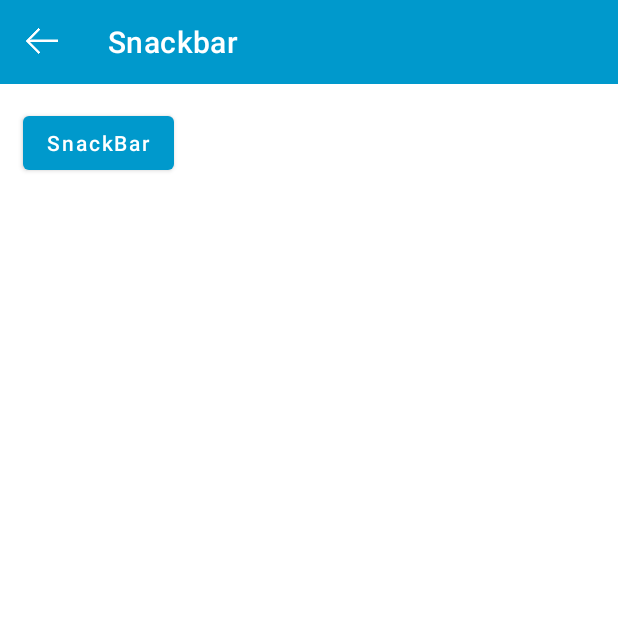
After one commit to KoWunnaKo/AndroidBasic, an Android app: the SnackBarActivity screen opened directly, with no data from a screen before it, on a phone screen of 412 x 824 dp, the top half of it. The commit adds this screen. Run offline under Robolectric (Android 15) with nearby library versions, the phone set to English and light mode, and no system bars.

Commit message:
add snackbar

```diff
--- a/app/src/main/AndroidManifest.xml
+++ b/app/src/main/AndroidManifest.xml
@@ -9,7 +9,8 @@
         android:roundIcon="@mipmap/ic_launcher_round"
         android:supportsRtl="true"
         android:theme="@style/Theme.AndroidBasic">
-        <activity android:name=".notification.NotificationActivity"></activity>
+        <activity android:name=".snackbar.SnackBarActivity"></activity>
+        <activity android:name=".notification.NotificationActivity" />
         <activity android:name=".cardview.CardViewActivity" />
         <activity android:name=".recyclerview.RecyclerViewActivity" />
         <activity android:name=".MainActivity">
--- a/app/src/main/java/com/exciter/androidbasic/MainActivity.java
+++ b/app/src/main/java/com/exciter/androidbasic/MainActivity.java
@@ -10,6 +10,7 @@ import android.os.Bundle;
 import com.exciter.androidbasic.cardview.CardViewActivity;
 import com.exciter.androidbasic.notification.NotificationActivity;
 import com.exciter.androidbasic.recyclerview.RecyclerViewActivity;
+import com.exciter.androidbasic.snackbar.SnackBarActivity;
 
 import java.util.ArrayList;
 import java.util.List;
@@ -31,6 +32,7 @@ public class MainActivity extends AppCompatActivity {
         mData.add("RecyclerView");
         mData.add("CardView");
         mData.add("Notification");
+        mData.add("Snackbar");
         mHomeAdapter.notifyDataSetChanged();
     }
 
@@ -50,6 +52,9 @@ public class MainActivity extends AppCompatActivity {
                 case 2:
                     startActivity(new Intent(MainActivity.this, NotificationActivity.class));
                     break;
+                case 3:
+                    startActivity(new Intent(MainActivity.this, SnackBarActivity.class));
+                    break;
                 default:
                     break;
             }
--- a/app/src/main/java/com/exciter/androidbasic/notification/NotificationActivity.java
+++ b/app/src/main/java/com/exciter/androidbasic/notification/NotificationActivity.java
@@ -1,6 +1,7 @@
 package com.exciter.androidbasic.notification;
 
 import androidx.appcompat.app.AppCompatActivity;
+import androidx.appcompat.widget.Toolbar;
 import androidx.core.app.NotificationCompat;
 
 import android.annotation.SuppressLint;
@@ -24,9 +25,6 @@ import java.util.concurrent.TimeUnit;
 
 import static android.app.Notification.VISIBILITY_SECRET;
 
-/**
- * https://blog.csdn.net/shanshui911587154/article/details/105683683
- */
 public class NotificationActivity extends AppCompatActivity {
 
     private RadioGroup mRgLockVisibleLevel;
@@ -45,6 +43,9 @@ public class NotificationActivity extends AppCompatActivity {
     }
 
     private void initView() {
+        Toolbar toolbar = findViewById(R.id.tool_bar);
+        toolbar.setTitle("通知");
+        toolbar.setNavigationOnClickListener( v -> finish());
         mRgLockVisibleLevel = findViewById(R.id.rg_lock_level);
         mRgNotifyLevel = findViewById(R.id.rg_notify_level);
         findViewById(R.id.btn_01).setOnClickListener(v -> createNotification01());
--- /dev/null
+++ b/app/src/main/java/com/exciter/androidbasic/snackbar/SnackBarActivity.java
@@ -0,0 +1,33 @@
+package com.exciter.androidbasic.snackbar;
+
+import androidx.appcompat.app.AppCompatActivity;
+import androidx.appcompat.widget.Toolbar;
+
+import android.os.Bundle;
+import android.view.View;
+import android.widget.Toast;
+
+import com.exciter.androidbasic.R;
+import com.google.android.material.snackbar.Snackbar;
+
+public class SnackBarActivity extends AppCompatActivity {
+
+    private View mRootView;
+
+    @Override
+    protected void onCreate(Bundle savedInstanceState) {
+        super.onCreate(savedInstanceState);
+        setContentView(R.layout.activity_snackbar);
+        mRootView = findViewById(R.id.root_view);
+        Toolbar toolbar = findViewById(R.id.tool_bar);
+        toolbar.setTitle("Snackbar");
+        toolbar.setNavigationOnClickListener(v -> finish());
+        findViewById(R.id.btn_snack_bar).setOnClickListener(v -> showSnackBar());
+    }
+
+    private void showSnackBar() {
+        Snackbar.make(mRootView, "这是一个Snackbar", Snackbar.LENGTH_SHORT)
+                .setAction("click", v -> Toast.makeText(SnackBarActivity.this, "点击了Snackbar", Toast.LENGTH_SHORT).show())
+                .show();
+    }
+}
--- a/app/src/main/res/layout/activity_notification.xml
+++ b/app/src/main/res/layout/activity_notification.xml
@@ -6,6 +6,8 @@
     android:layout_height="match_parent"
     android:orientation="vertical"
     tools:context=".notification.NotificationActivity">
+
+    <include layout="@layout/layout_tool_bar"/>
 
     <RadioGroup
         android:id="@+id/rg_notify_level"
--- /dev/null
+++ b/app/src/main/res/layout/activity_snackbar.xml
@@ -0,0 +1,26 @@
+<?xml version="1.0" encoding="utf-8"?>
+<androidx.constraintlayout.widget.ConstraintLayout xmlns:android="http://schemas.android.com/apk/res/android"
+    xmlns:app="http://schemas.android.com/apk/res-auto"
+    xmlns:tools="http://schemas.android.com/tools"
+    android:id="@+id/root_view"
+    android:layout_width="match_parent"
+    android:layout_height="match_parent"
+    tools:context=".snackbar.SnackBarActivity">
+
+    <include
+        layout="@layout/layout_tool_bar"
+        app:layout_constraintLeft_toLeftOf="parent"
+        app:layout_constraintRight_toLeftOf="parent"
+        app:layout_constraintTop_toTopOf="parent" />
+
+    <Button
+        android:id="@+id/btn_snack_bar"
+        android:layout_width="wrap_content"
+        android:layout_height="wrap_content"
+        android:layout_margin="15dp"
+        android:text="SnackBar"
+        android:textAllCaps="false"
+        app:layout_constraintLeft_toLeftOf="parent"
+        app:layout_constraintTop_toBottomOf="@+id/tool_bar" />
+
+</androidx.constraintlayout.widget.ConstraintLayout>
--- /dev/null
+++ b/app/src/main/res/layout/layout_tool_bar.xml
@@ -0,0 +1,10 @@
+<?xml version="1.0" encoding="utf-8"?>
+<androidx.appcompat.widget.Toolbar xmlns:android="http://schemas.android.com/apk/res/android"
+    xmlns:app="http://schemas.android.com/apk/res-auto"
+    android:id="@+id/tool_bar"
+    android:layout_width="match_parent"
+    android:layout_height="wrap_content"
+    android:background="?attr/colorPrimary"
+    app:titleTextColor="@color/white"
+    android:minHeight="?attr/actionBarSize"
+    app:navigationIcon="@drawable/ic_back_white" />
--- a/app/src/main/res/values/themes.xml
+++ b/app/src/main/res/values/themes.xml
@@ -1,6 +1,6 @@
 <resources xmlns:tools="http://schemas.android.com/tools">
     <!-- Base application theme. -->
-    <style name="Theme.AndroidBasic" parent="Theme.MaterialComponents.DayNight.DarkActionBar">
+    <style name="Theme.AndroidBasic" parent="Theme.MaterialComponents.DayNight.NoActionBar">
         <!-- Primary brand color. -->
         <item name="colorPrimary">@android:color/holo_blue_dark</item>
         <item name="colorPrimaryVariant">@android:color/holo_blue_light</item>
```
Also changed, not shown: app/src/main/res/drawable-xxhdpi/ic_back_gray.png (added), app/src/main/res/drawable-xxhdpi/ic_back_white.png (added).
